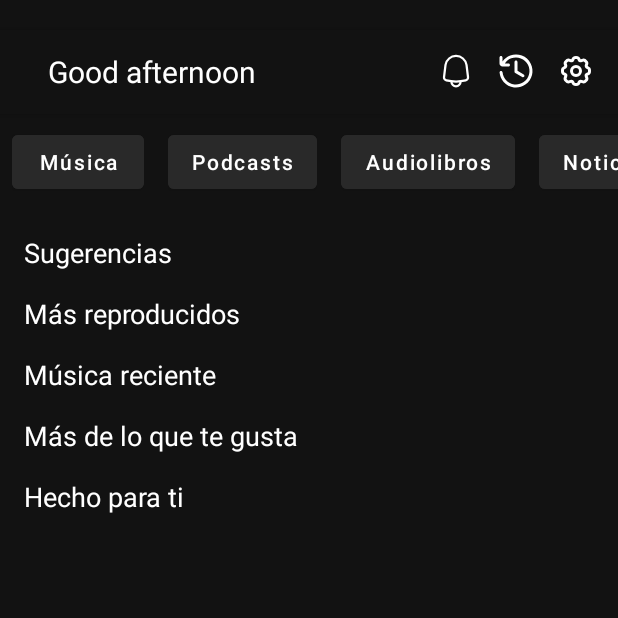
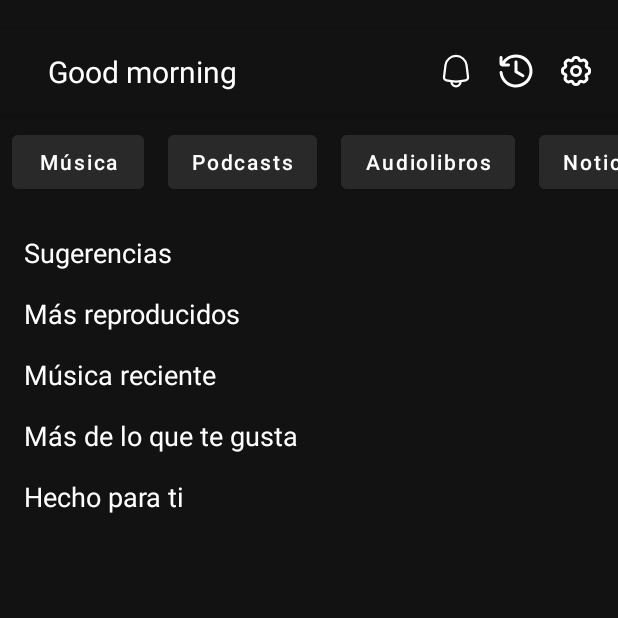
Before and after one commit to Joseee3/VoidTune, an Android app: the screen it shows after launch once a user with an empty profile is signed in (MainActivity), on a phone screen of 412 x 824 dp, the top half of it. Run offline under Robolectric (Android 15) with nearby library versions, the phone set to English and light mode, and no system bars; our stand-ins replace Firebase (no records; nobody signed in at launch, a user with empty details on screens opened directly); pictures from the network do not load.

```diff
--- a/app/src/main/java/com/example/voidtune/Activities/MainActivity.java
+++ b/app/src/main/java/com/example/voidtune/Activities/MainActivity.java
@@ -4,6 +4,7 @@ package com.example.voidtune.Activities;
     import android.os.Bundle;
     import android.util.Log;
     import android.view.MenuItem;
+    import android.widget.TextView;
 
     import androidx.annotation.NonNull;
     import androidx.appcompat.app.AppCompatActivity;
@@ -32,6 +33,7 @@ package com.example.voidtune.Activities;
 
     import java.util.ArrayList;
     import java.util.Arrays;
+    import java.util.Calendar;
     import java.util.List;
 
     import retrofit2.Call;
@@ -57,6 +59,52 @@ package com.example.voidtune.Activities;
         protected void onCreate(Bundle savedInstanceState) {
             super.onCreate(savedInstanceState);
             setContentView(R.layout.activity_home);
+
+            TextView greetingText = findViewById(R.id.greetingText);
+
+            // Get the current hour
+            Calendar calendar = Calendar.getInstance();
+            int hour = calendar.get(Calendar.HOUR_OF_DAY);
+
+            // Determine the greeting based on the time
+            String greeting;
+            if (hour >= 5 && hour < 12) {
+                greeting = "Good morning";
+            } else if (hour >= 12 && hour < 18) {
+                greeting = "Good afternoon";
+            } else {
+                greeting = "Good evening";
+            }
+
+            // Get the user's name from Firebase Realtime Database
+            FirebaseUser user = FirebaseAuth.getInstance().getCurrentUser();
+            if (user != null) {
+                String userId = user.getUid(); // Get the user's UID
+                DatabaseReference userRef = FirebaseDatabase.getInstance().getReference("users").child(userId);
+
+                StringBuilder greetingBuilder = new StringBuilder(greeting);
+
+                userRef.child("username").get().addOnCompleteListener(task -> {
+                    if (task.isSuccessful() && task.getResult() != null) {
+                        String userName = task.getResult().getValue(String.class);
+                        if (userName != null && !userName.isEmpty()) {
+                            // Capitalize the first letter
+                            String capitalizedUserName = userName.substring(0, 1).toUpperCase() + userName.substring(1).toLowerCase();
+                            greetingBuilder.append(" ").append(capitalizedUserName); // Append the username
+                            greetingText.setText(greetingBuilder.toString()); // Update the TextView
+                        } else {
+                            Log.e("Firebase", "Username is null or empty.");
+                        }
+                    } else {
+                        Log.e("Firebase", "Failed to fetch username: " + task.getException());
+                    }
+                });
+            } else {
+                Log.e("Firebase", "User is not authenticated.");
+            }
+
+            // Set the greeting text
+            greetingText.setText(greeting);
 
             // Configuración del RecyclerView para las categorías (horizontal)
             RecyclerView categoryRecyclerView = findViewById(R.id.carouselRecyclerView);
--- a/app/src/main/res/layout/activity_library.xml
+++ b/app/src/main/res/layout/activity_library.xml
@@ -185,7 +185,10 @@
     android:layout_height="match_parent"
     android:layout_gravity="start"
     app:menu="@menu/drawer_menu"
-        android:background="#1C1C1E" />
+    android:background="#1C1C1E"
+    app:itemTextAppearance="@style/MenuTextStyle"
+    app:itemIconTint="@android:color/white"
+    app:itemTextColor="@color/colorPrimary"/>
 
     <ProgressBar
         android:id="@+id/progressBar"
--- a/app/src/main/res/menu/bottom_nav_menu.xml
+++ b/app/src/main/res/menu/bottom_nav_menu.xml
@@ -4,19 +4,16 @@
     <item
         android:id="@+id/menu_home"
         android:icon="@drawable/ic_home"
-        android:textColor="#ffffff"
         app:tint="#ffffff"
         android:title="Home" />
     <item
         android:id="@+id/menu_search"
         android:icon="@drawable/ic_search"
-        android:textColor="#ffffff"
         app:tint="#ffffff"
         android:title="Search" />
     <item
         android:id="@+id/menu_library"
         android:icon="@drawable/ic_library"
-        android:textColor="#ffffff"
         app:tint="#ffffff"
         android:title="Library" />
 </menu>
--- /dev/null
+++ b/app/src/main/res/values/styles.xml
@@ -0,0 +1,6 @@
+<?xml version="1.0" encoding="utf-8"?>
+<resources>
+    <style name="MenuTextStyle" parent="TextAppearance.AppCompat">
+        <item name="android:textColor">#FFFFFF</item>
+    </style>
+</resources>
--- a/app/src/main/res/values/themes.xml
+++ b/app/src/main/res/values/themes.xml
@@ -5,6 +5,7 @@
         <item name="colorPrimaryVariant">@color/colorPrimaryDark</item>
         <item name="colorAccent">@color/colorAccent</item>
         <item name="textAppearanceButton">@style/CustomButtonStyle</item>
+        <item name="android:textColorPrimary">#FFFFFF</item> <!-- Color blanco para el texto -->
     </style>
 
     <!-- Estilo personalizado para los botones -->
```
Also changed, not shown: app/src/main/res/menu/drawer_menu.xml (+4 -5 lines). Lines whose indentation alone changed are shown as unchanged.
